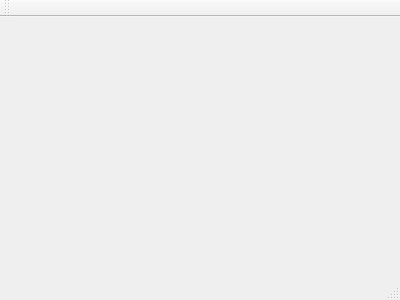
Qt form mainwindow.ui (lbproductions/ProjectStats) before a commit.
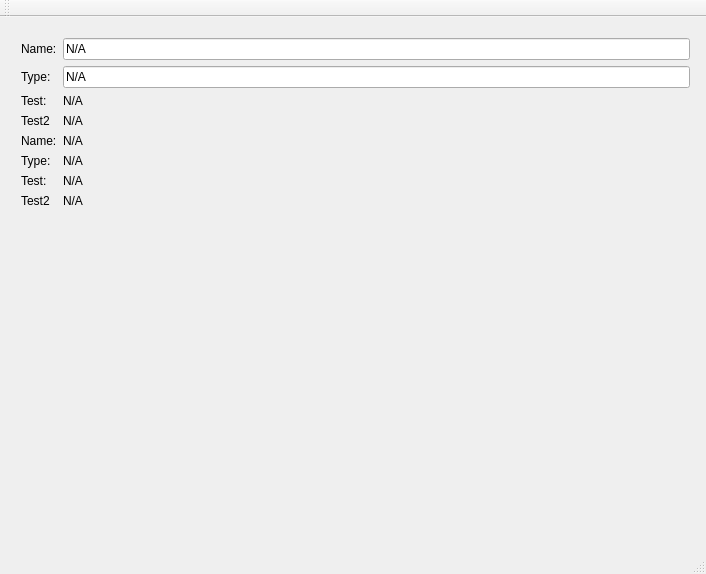
The same form after that commit. Custom widgets are drawn as their Qt base class.

```diff
--- a/mainwindow.ui
+++ b/mainwindow.ui
@@ -1,24 +1,175 @@
 <ui version="4.0">
  <class>MainWindow</class>
- <widget class="QMainWindow" name="MainWindow" >
-  <property name="geometry" >
+ <widget class="QMainWindow" name="MainWindow">
+  <property name="geometry">
    <rect>
     <x>0</x>
     <y>0</y>
-    <width>400</width>
-    <height>300</height>
+    <width>706</width>
+    <height>574</height>
    </rect>
   </property>
   <property name="windowTitle" >
    <string>MainWindow</string>
   </property>
-  <widget class="QMenuBar" name="menuBar" />
-  <widget class="QToolBar" name="mainToolBar" />
-  <widget class="QWidget" name="centralWidget" />
-  <widget class="QStatusBar" name="statusBar" />
+  <widget class="Test" name="centralWidget">
+   <widget class="QWidget" name="formLayoutWidget">
+    <property name="geometry">
+     <rect>
+      <x>10</x>
+      <y>10</y>
+      <width>691</width>
+      <height>511</height>
+     </rect>
+    </property>
+    <layout class="QFormLayout" name="formLayout">
+     <property name="formAlignment">
+      <set>Qt::AlignLeading|Qt::AlignLeft|Qt::AlignTop</set>
+     </property>
+     <item row="0" column="0">
+      <widget class="QLabel" name="label">
+       <property name="text">
+        <string>Name:</string>
+       </property>
+      </widget>
+     </item>
+     <item row="1" column="0">
+      <widget class="QLabel" name="label_3">
+       <property name="text">
+        <string>Type:</string>
+       </property>
+      </widget>
+     </item>
+     <item row="2" column="0">
+      <widget class="QLabel" name="label_4">
+       <property name="text">
+        <string>Test:</string>
+       </property>
+      </widget>
+     </item>
+     <item row="2" column="1">
+      <widget class="QLabel" name="labelTest">
+       <property name="text">
+        <string>N/A</string>
+       </property>
+      </widget>
+     </item>
+     <item row="1" column="1">
+      <widget class="QLineEdit" name="lineEditType">
+       <property name="text">
+        <string>N/A</string>
+       </property>
+      </widget>
+     </item>
+     <item row="0" column="1">
+      <widget class="QLineEdit" name="lineEditName">
+       <property name="text">
+        <string>N/A</string>
+       </property>
+      </widget>
+     </item>
+     <item row="4" column="0">
+      <widget class="QLabel" name="label_2">
+       <property name="text">
+        <string>Name:</string>
+       </property>
+      </widget>
+     </item>
+     <item row="4" column="1">
+      <widget class="QLabel" name="labelName">
+       <property name="text">
+        <string>N/A</string>
+       </property>
+      </widget>
+     </item>
+     <item row="5" column="0">
+      <widget class="QLabel" name="label_5">
+       <property name="text">
+        <string>Type:</string>
+       </property>
+      </widget>
+     </item>
+     <item row="5" column="1">
+      <widget class="QLabel" name="labelType">
+       <property name="text">
+        <string>N/A</string>
+       </property>
+      </widget>
+     </item>
+     <item row="6" column="0">
+      <widget class="QLabel" name="label_7">
+       <property name="text">
+        <string>Test:</string>
+       </property>
+      </widget>
+     </item>
+     <item row="6" column="1">
+      <widget class="QLabel" name="labelTestB">
+       <property name="text">
+        <string>N/A</string>
+       </property>
+      </widget>
+     </item>
+     <item row="3" column="0">
+      <widget class="QLabel" name="label_6">
+       <property name="text">
+        <string>Test2</string>
+       </property>
+      </widget>
+     </item>
+     <item row="3" column="1">
+      <widget class="QLabel" name="labelTest2">
+       <property name="text">
+        <string>N/A</string>
+       </property>
+      </widget>
+     </item>
+     <item row="7" column="0">
+      <widget class="QLabel" name="label_9">
+       <property name="text">
+        <string>Test2</string>
+       </property>
+      </widget>
+     </item>
+     <item row="7" column="1">
+      <widget class="QLabel" name="labelTest2B">
+       <property name="text">
+        <string>N/A</string>
+       </property>
+      </widget>
+     </item>
+    </layout>
+   </widget>
+  </widget>
+  <widget class="QMenuBar" name="menuBar">
+   <property name="geometry">
+    <rect>
+     <x>0</x>
+     <y>0</y>
+     <width>706</width>
+     <height>22</height>
+    </rect>
+   </property>
+  </widget>
+  <widget class="QToolBar" name="mainToolBar">
+   <attribute name="toolBarArea">
+    <enum>TopToolBarArea</enum>
+   </attribute>
+   <attribute name="toolBarBreak">
+    <bool>false</bool>
+   </attribute>
+  </widget>
+  <widget class="QStatusBar" name="statusBar"/>
  </widget>
- <layoutDefault spacing="6" margin="11" />
- <pixmapfunction></pixmapfunction>
+ <layoutdefault spacing="6" margin="11"/>
+ <customwidgets>
+  <customwidget>
+   <class>Test</class>
+   <extends>QWidget</extends>
+   <header>test.h</header>
+   <container>1</container>
+  </customwidget>
+ </customwidgets>
  <resources/>
  <connections/>
 </ui>
```
Left out of the diff: 3 changed lines with no effect on the pictures.
